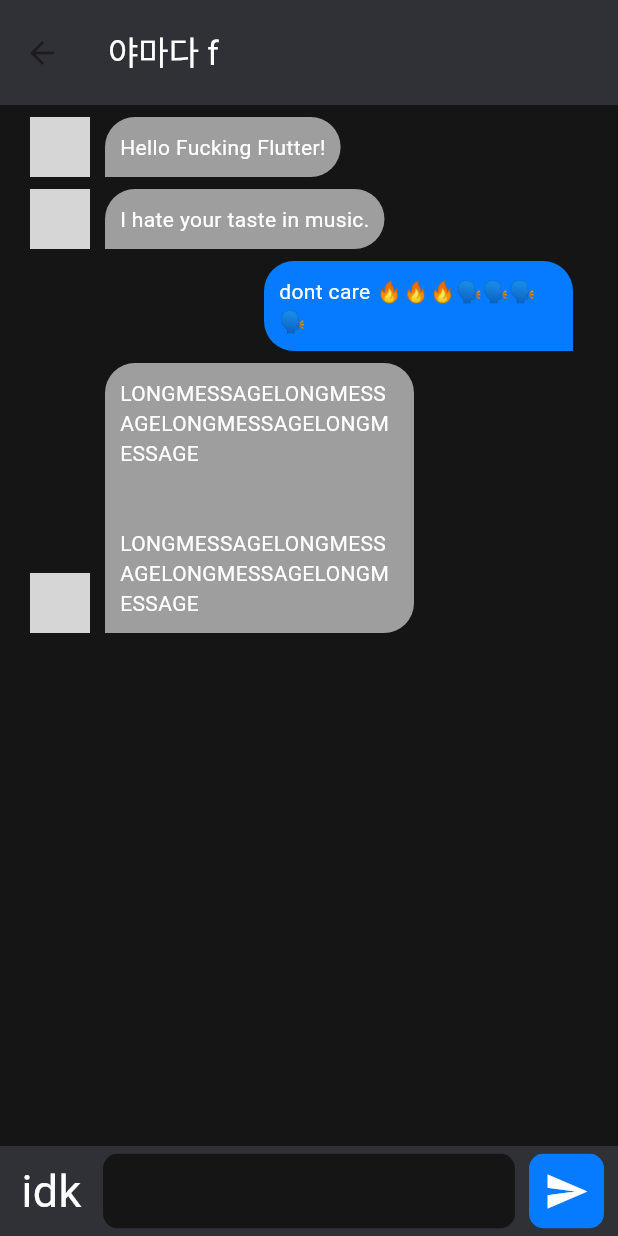
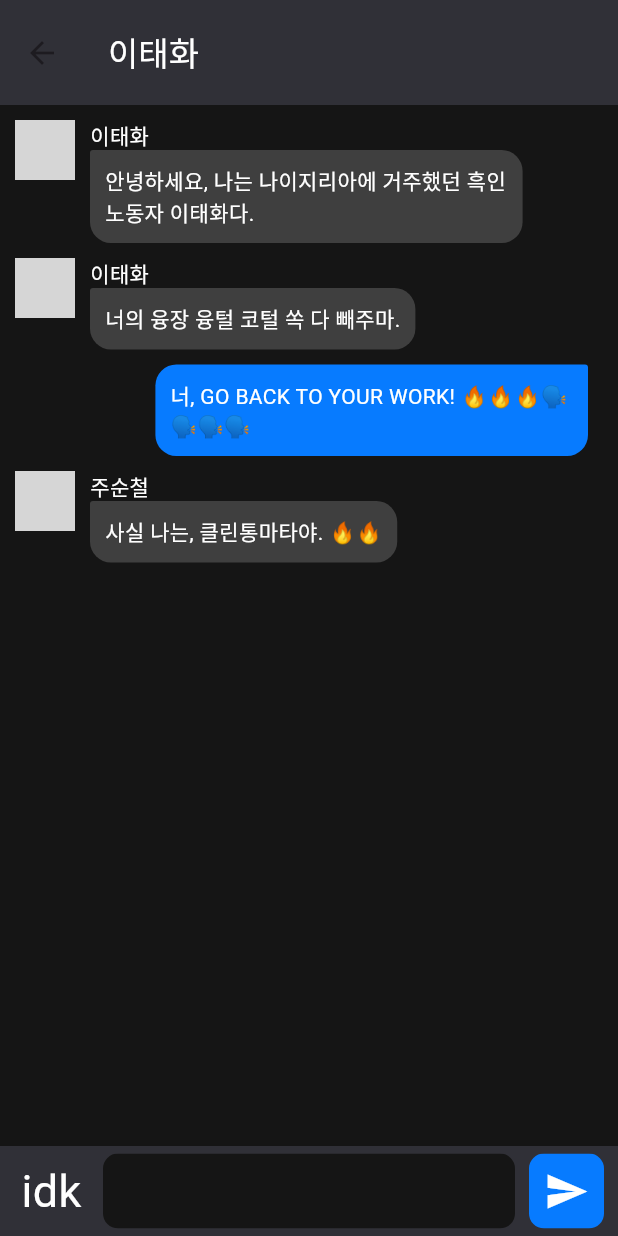
Before and after one commit to ohhi3368/zetaclone-app, a Flutter app: the ChatMain screen opened directly, on a phone screen of 412 x 824 dp. Run offline on Flutter 3.47's test engine with Material 3 defaults, Android fonts, the light colour scheme and no system bars; network calls fail; grey boxes are pictures that could not be loaded.

Commit message:
sender image, messagebox design

```diff
--- a/lib/chat.dart
+++ b/lib/chat.dart
@@ -32,7 +32,7 @@ class _ChatMainState extends State<ChatMain> {
             Expanded(
               flex: 1,
               child: Container(
-                padding: EdgeInsets.symmetric(horizontal: 20.0),
+                padding: EdgeInsets.symmetric(horizontal: 10.0),
                 color: darkMode ? darkModeColor : lightModeColor,
                 child: ClipRRect(
                   borderRadius: BorderRadius.circular(10.0),
@@ -41,35 +41,46 @@ class _ChatMainState extends State<ChatMain> {
                     itemBuilder: (context, index){
                       final message = widget.messages[index];
                       bool isMe = message.sender.speakerType == SpeakerType.user;
+                      debugPrint('http://ohhi919.kro.kr/image/${message.sender.character?.imageId.toString()}');
                       return Container(
-                        margin: EdgeInsets.only(top: 8),
+                        margin: EdgeInsets.only(top: 10),
                         child: Row(
                           mainAxisAlignment: isMe ? MainAxisAlignment.end : MainAxisAlignment.start,
-                          crossAxisAlignment: CrossAxisAlignment.end,
+                          crossAxisAlignment: CrossAxisAlignment.start,
                           children: [
                             if(!isMe)
                             CircleAvatar(
-                              backgroundImage: Image.network(message.sender.id.toString()).image,
+                              backgroundImage: Image.network('http://ohhi919.kro.kr/image/${message.sender.character?.imageId.toString()}').image,
                               radius: 20.0,
+                            ),
+                            Column(
+                              crossAxisAlignment: CrossAxisAlignment.start,
+                              children: [
+                                if(!isMe)
+                                Container(
+                                  margin: EdgeInsets.only(left: 10.0),
+                                  child: Text(message.sender.name, style: TextStyle(color: darkMode ? lightModeColor : darkModeColor)),
                                 ),
                                 Container(
                                   decoration: BoxDecoration(
                                     borderRadius: BorderRadius.only(
-                                  topLeft: Radius.circular(20.0),
-                                  topRight: Radius.circular(20.0),
-                                  bottomLeft: Radius.circular(isMe ? 20.0 : 0.0),
-                                  bottomRight: Radius.circular(isMe ? 0.0 : 20.0),
+                                      topLeft: Radius.circular(isMe ? 14.0 : 2),
+                                      topRight: Radius.circular(isMe ? 2 : 14.0),
+                                      bottomLeft: Radius.circular(14.0),
+                                      bottomRight: Radius.circular(14.0),
                                     ),
-                                color: isMe ? const Color.fromARGB(255, 7, 123, 255) : Colors.grey,
+                                    color: isMe ? const Color.fromARGB(255, 7, 123, 255) : const Color.fromARGB(255, 63, 63, 63),
                                   ),
 
                                   padding: EdgeInsets.all(10),
                                   constraints: BoxConstraints(
-                                maxWidth: MediaQuery.of(context).size.width * 0.5
+                                    maxWidth: MediaQuery.of(context).size.width * 0.7
                                   ),
                                   margin: EdgeInsets.only(left: 10.0, right: 10.0),
                                   child: Text(widget.messages[index].text, style: TextStyle(color: darkMode ? lightModeColor : darkModeColor))
                                 ),
+                              ],
+                            )
                           ],
                         ));
                     },
--- a/lib/models/character.dart
+++ b/lib/models/character.dart
@@ -1,11 +1,11 @@
 class Character {
   final String name;
-  final String imageId;
+  final int imageId;
   final int id;
 
   Character({
     required this.name,
-    this.imageId = 'no-image',
+    this.imageId = -9,
     required this.id
   });
 }
--- a/lib/models/messageTests.dart
+++ b/lib/models/messageTests.dart
@@ -4,13 +4,28 @@ import 'package:zetaclone/models/speaker.dart';
 
 final Character testCharacter = Character(
   id: 1972,
-  name: "야마다 f"
+  name: "이태화",
+  imageId: -2,
+);
+
+final Character testCharacter2 = Character(
+  id: 1973,
+  name: "주순철",
+  imageId: -2,
 );
 
 final Speaker testSpeaker = Speaker(
-  name: "Test Speaker",
+  name: testCharacter.name,
   speakerType: SpeakerType.character,
-  id: testCharacter.id
+  id: testCharacter.id,
+  character: testCharacter
+);
+
+final Speaker testSpeaker2 = Speaker(
+  name: testCharacter2.name,
+  speakerType: SpeakerType.character,
+  id: testCharacter2.id,
+  character: testCharacter2
 );
 
 final Speaker testUser = Speaker(
@@ -21,18 +36,18 @@ final Speaker testUser = Speaker(
 final List<Message> testMessages = [
   Message(
     sender: testSpeaker,
-    text: "Hello Fucking Flutter!"
+    text: "안녕하세요, 나는 나이지리아에 거주했던 흑인 노동자 이태화다."
   ),
   Message(
     sender: testSpeaker,
-    text: "I hate your taste in music."
+    text: "너의 융장 융털 코털 쏙 다 빼주마."
   ),
   Message(
     sender: testUser,
-    text: "dont care 🔥🔥🔥🗣️🗣️🗣️🗣️"
+    text: "너, GO BACK TO YOUR WORK! 🔥🔥🔥🗣️🗣️🗣️🗣️"
   ),
   Message(
-    sender: testSpeaker,
-    text: "LONGMESSAGELONGMESSAGELONGMESSAGELONGMESSAGE\n\n\nLONGMESSAGELONGMESSAGELONGMESSAGELONGMESSAGE"
+    sender: testSpeaker2,
+    text: "사실 나는, 클린통마타야. 🔥🔥"
   )
 ];
--- a/lib/models/speaker.dart
+++ b/lib/models/speaker.dart
@@ -1,3 +1,5 @@
+import 'package:zetaclone/models/character.dart';
+
 ///
 /// Speaker of the Message.
 ///
@@ -5,14 +7,17 @@ class Speaker {
   final String name;
   final SpeakerType speakerType;
   final int id;
+  final Character? character;
   Speaker({
     required this.name,
     required this.speakerType,
-    this.id = -1
+    this.id = -1,
+    this.character
   });
 }
 
 enum SpeakerType {
   character,
+  tempCharacter,
   user
 }
```
Lines whose indentation alone changed are shown as unchanged.
